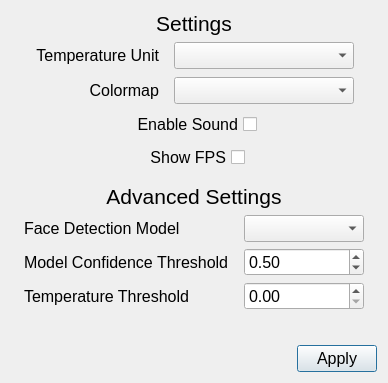
This is qtgui/ui/SettingsDialog.ui in dev-chip/fever-monitor as Qt 5 draws it before an edit. The edited form follows.
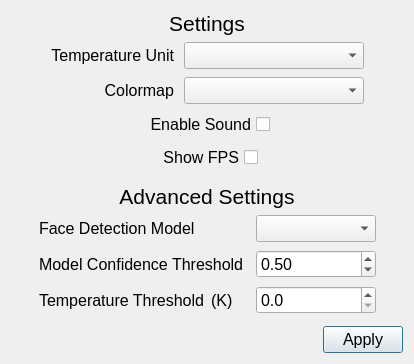
This is the edited form.

Commit message: Sprint 4: User-selected settings back-end implemented.

What changed in the file:
```diff
--- a/qtgui/ui/SettingsDialog.ui
+++ b/qtgui/ui/SettingsDialog.ui
@@ -6,8 +6,8 @@
    <rect>
     <x>0</x>
     <y>0</y>
-    <width>388</width>
-    <height>383</height>
+    <width>414</width>
+    <height>364</height>
    </rect>
   </property>
   <property name="sizePolicy">
@@ -43,7 +43,7 @@
      <item>
       <layout class="QGridLayout" name="gridLayout">
        <property name="horizontalSpacing">
-        <number>15</number>
+        <number>10</number>
        </property>
        <property name="verticalSpacing">
         <number>8</number>
@@ -307,7 +307,10 @@
      <item>
       <layout class="QGridLayout" name="gridLayout_2">
        <property name="horizontalSpacing">
-        <number>15</number>
+        <number>10</number>
+       </property>
+       <property name="verticalSpacing">
+        <number>8</number>
        </property>
        <item row="2" column="1">
         <widget class="QDoubleSpinBox" name="doubleSpinBox_temp_thresh">
@@ -316,6 +319,9 @@
            <pointsize>12</pointsize>
           </font>
          </property>
+         <property name="decimals">
+          <number>1</number>
+         </property>
          <property name="maximum">
           <double>1000.000000000000000</double>
          </property>
@@ -336,18 +342,6 @@
          </property>
         </widget>
        </item>
-       <item row="2" column="0">
-        <widget class="QLabel" name="label_7">
-         <property name="font">
-          <font>
-           <pointsize>12</pointsize>
-          </font>
-         </property>
-         <property name="text">
-          <string>Temperature Threshold</string>
-         </property>
-        </widget>
-       </item>
        <item row="0" column="0">
         <widget class="QLabel" name="label_2">
          <property name="font">
@@ -390,6 +384,43 @@
          </property>
         </widget>
        </item>
+       <item row="2" column="0">
+        <layout class="QHBoxLayout" name="horizontalLayout">
+         <property name="spacing">
+          <number>6</number>
+         </property>
+         <item>
+          <widget class="QLabel" name="label_7">
+           <property name="font">
+            <font>
+             <pointsize>12</pointsize>
+            </font>
+           </property>
+           <property name="text">
+            <string>Temperature Threshold</string>
+           </property>
+          </widget>
+         </item>
+         <item>
+          <widget class="QLabel" name="label_temp_unit">
+           <property name="minimumSize">
+            <size>
+             <width>35</width>
+             <height>0</height>
+            </size>
+           </property>
+           <property name="font">
+            <font>
+             <pointsize>12</pointsize>
+            </font>
+           </property>
+           <property name="text">
+            <string>(K)</string>
+           </property>
+          </widget>
+         </item>
+        </layout>
+       </item>
       </layout>
      </item>
      <item>
```
The commit also changes 10 other files.
